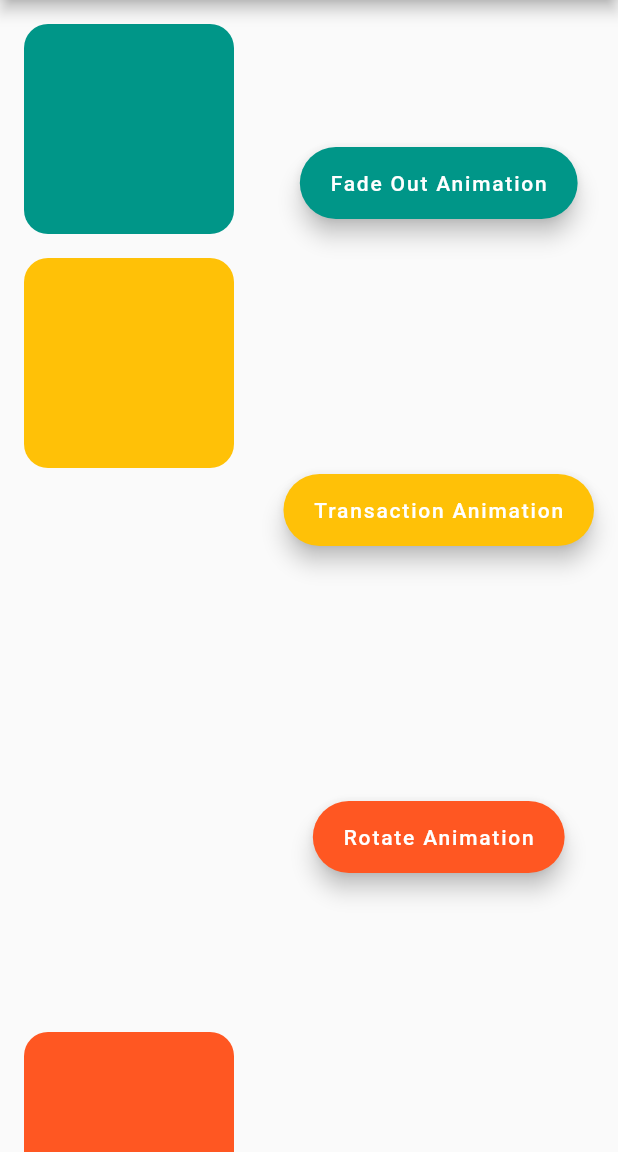
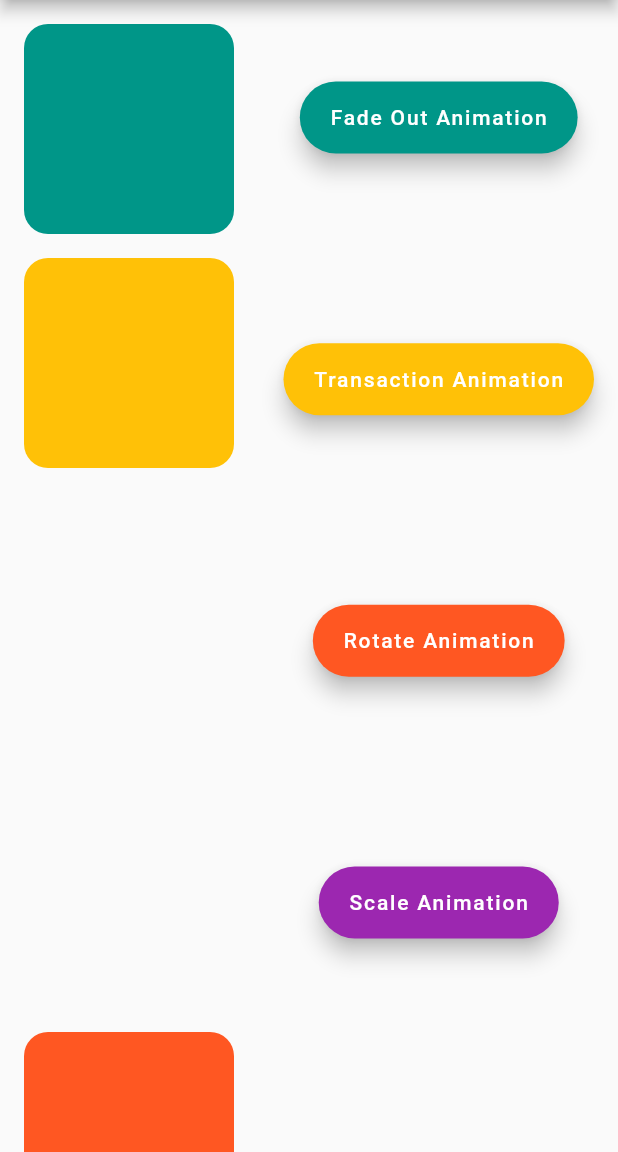
Before and after one commit to Ghazal-Jamalzadeh/flutter_animations, a Flutter app: the screen it shows after launch, on a phone screen of 412 x 824 dp, the part 84-1236 px from its top. Run offline on Flutter 3.47's test engine with Material 2 defaults, Android fonts, the phone set to English and light mode, and no system bars.

Commit message:
Added Scale Animation

```diff
--- a/lib/main.dart
+++ b/lib/main.dart
@@ -58,6 +58,9 @@ class _MyHomePageState extends State<MyHomePage> {
   //rotate
   double turns = 1 ;
 
+  //scale
+  double scale = 1 ;
+
   @override
   Widget build(BuildContext context) {
     return Scaffold(
@@ -76,6 +79,7 @@ class _MyHomePageState extends State<MyHomePage> {
                 const SizedBox(
                   height: 16,
                 ),
+                /* Opacity Animation */
                 AnimatedOpacity(
                     duration: Duration(seconds: 1),
                     opacity: opacity,
@@ -89,6 +93,7 @@ class _MyHomePageState extends State<MyHomePage> {
                 const SizedBox(
                   height: 16,
                 ),
+                /* Transition Animation */
                 SizedBox(
                   width: double.infinity,
                   height: 500,
@@ -112,6 +117,7 @@ class _MyHomePageState extends State<MyHomePage> {
                 const SizedBox(
                   height: 16,
                 ),
+                /* Rotate Animation */
                 AnimatedRotation(
                   duration: Duration(seconds: 1),
                   turns: turns,
@@ -122,7 +128,22 @@ class _MyHomePageState extends State<MyHomePage> {
                         color: Colors.deepOrange,
                         borderRadius: BorderRadius.circular(16)),
                   ),
-                )
+                ) ,
+                const SizedBox(
+                  height: 16,
+                ),
+                /* Scale Animation */
+                AnimatedScale(
+                  duration: const Duration(seconds: 1),
+                  scale: scale,
+                  child: Container(
+                    width: 140,
+                    height: 140,
+                    decoration: BoxDecoration(
+                        color: Colors.purple,
+                        borderRadius: BorderRadius.circular(16)),
+                  ),
+                ),
               ],
             ),
           ),
@@ -170,6 +191,20 @@ class _MyHomePageState extends State<MyHomePage> {
             },
             label: const Text('Rotate Animation'),
           ),
+          FloatingActionButton.extended(
+            backgroundColor: Colors.purple,
+            onPressed: () {
+              setState(() {
+                if(scale < 2){
+                scale += 0.2 ;
+
+                }else{
+                  scale = 0.2 ;
+                }
+              });
+            },
+            label: const Text('Scale Animation'),
+          ),
         ],
       ), // This trailing comma makes auto-formatting nicer for build methods.
     );
```
Also changed, not shown: 1 other file.
